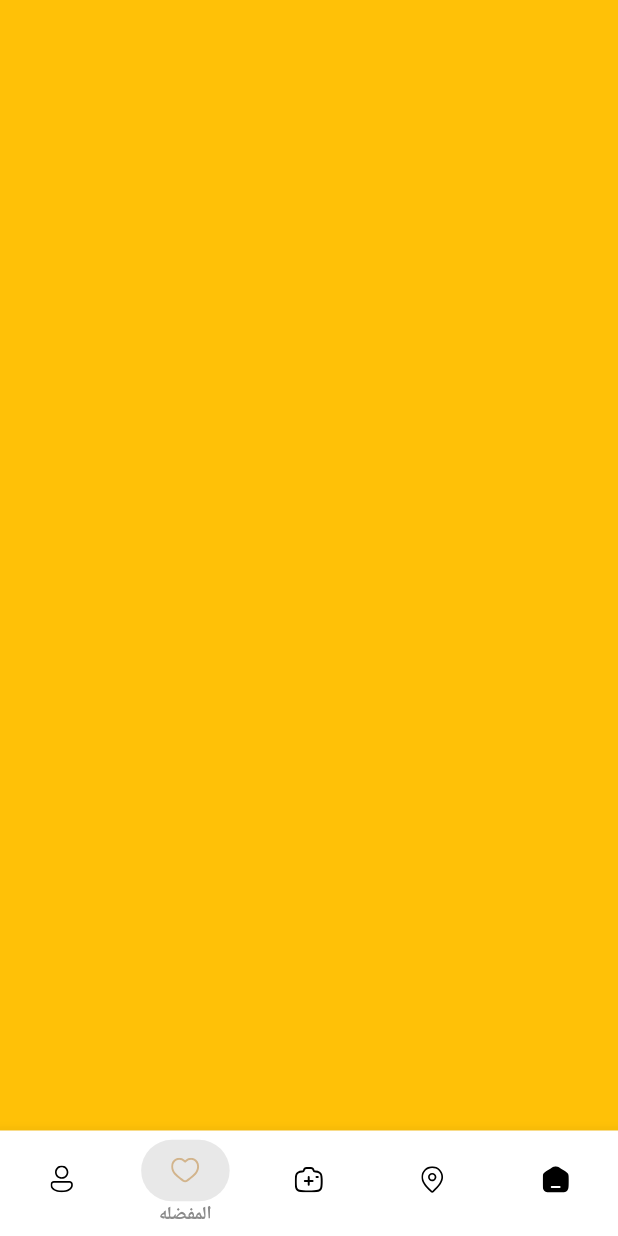
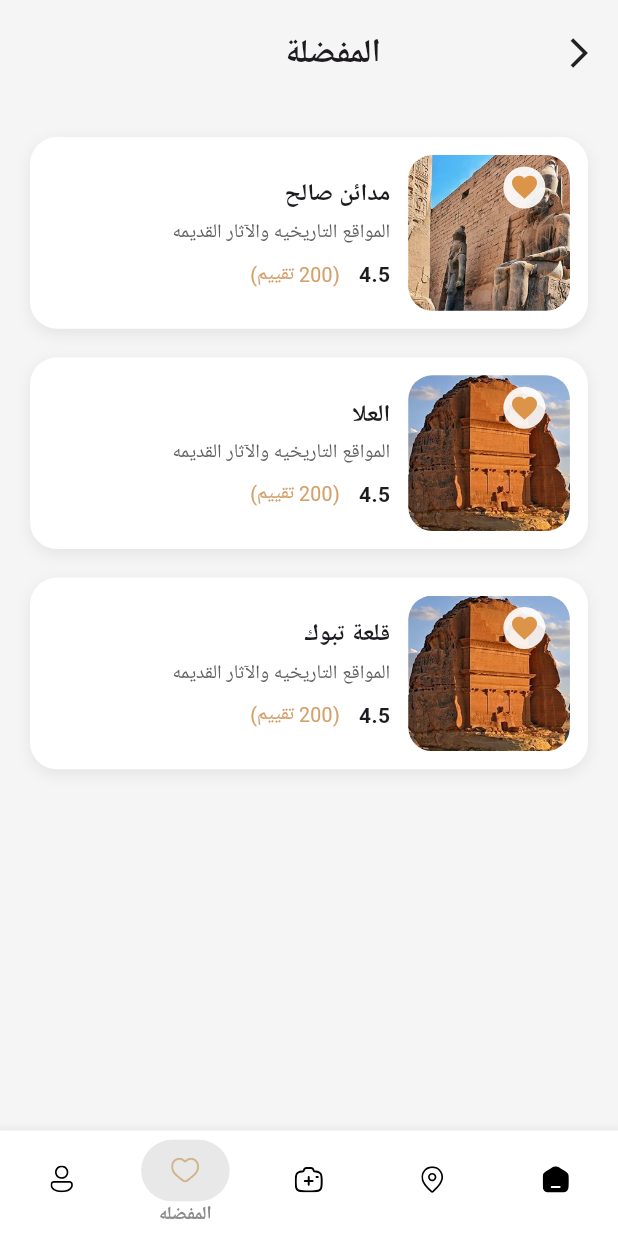
Before and after one commit to Abdelrhman-Badran1/arch_team_power, a Flutter app: the LayoutPage screen opened by its route, item 4 of the bottom bar chosen, on a phone screen of 412 x 824 dp. Run offline on Flutter 3.47's test engine with Material 3 defaults, Android fonts, the phone set to English and light mode, and no system bars; drawn by our look-alikes of flutter_animate; our stand-ins replace animate_do, carousel_slider, flutter_rating, flutter_screenutil, flutter_svg, go_router and 2 more.

Commit message:
create fav_screen and add some feature

```diff
--- a/lib/core/routes/app_router.dart
+++ b/lib/core/routes/app_router.dart
@@ -20,7 +20,7 @@ import '../../features/layout/presentation/pages/profile/screens/vip_hall_screen
 class AppRouter {
   static const String kSplashScreen = '/';
   static const kIntroHomeScreen = "/intro_home_screen";
-  static const klayout = "/layout";
+  static const kHomeScreen = "/home_screen";
   static const kForgotPasswordView = '/forgotPasswordView';
   static const kNewPasswordView = '/newPasswordView';
   static const kOtpView = '/otpView';
@@ -46,7 +46,7 @@ class AppRouter {
         path: kIntroHomeScreen,
         builder: (context, state) => IntroHomeScreen(),
       ),
-      GoRoute(path: klayout, builder: (context, state) => LayoutPage()),
+      GoRoute(path: kHomeScreen, builder: (context, state) => LayoutPage()),
       GoRoute(
         path: kForgotPasswordView,
         builder: (context, state) => const ForgotPasswordView(),
--- a/lib/core/theme/app_colors.dart
+++ b/lib/core/theme/app_colors.dart
@@ -4,7 +4,7 @@ class AppColors {
   // ه اللون الأساسي للتطبيق (Primary accent)
   static const Color primary = Color(0xFFD2B48C);
   // ه لون ثانوي للعناصر التانية (Secondary accents)
-  static const Color secondary = Color(0xFF4B5320);
+  static const Color secondary = Color(0xffDB9448);
   // ه لون الخلفية الرئيسي (Background)
   // static const Color background = Color(0xFF837561);
   static const Color background = Color(0xffF1F1F1);
--- a/lib/core/theme/app_text_style.dart
+++ b/lib/core/theme/app_text_style.dart
@@ -1,3 +1,4 @@
+import 'package:arch_team_power/core/theme/app_colors.dart';
 import 'package:flutter/material.dart';
 import 'package:flutter_screenutil/flutter_screenutil.dart';
 
@@ -56,6 +57,7 @@ class AppTextStyles {
       fontFamily: 'Norsal',
       fontSize: 14.sp,
       fontWeight: FontWeight.w500,
+      color: AppColors.white
     );
   }
 
--- a/lib/features/auth_screen/presentation/screens/login_screen.dart
+++ b/lib/features/auth_screen/presentation/screens/login_screen.dart
@@ -77,7 +77,7 @@ class LoginScreen extends StatelessWidget {
                   height: 50,
                   child: ElevatedButton(
                     onPressed: () {
-                      GoRouter.of(context).pushReplacement(AppRouter.klayout);
+                      GoRouter.of(context).pushReplacement(AppRouter.kHomeScreen);
                     },
                     style: ElevatedButton.styleFrom(
                       backgroundColor: const Color(0xFFD2B48C),
--- /dev/null
+++ b/lib/features/favorite_screen/data/fav_model/fav_model.dart
@@ -0,0 +1,17 @@
+class FavModel {
+  final int id;
+  final String title;
+  final String description;
+  final double rate;
+  final int reviews;
+  final String image;
+
+  FavModel({
+    required this.id,
+    required this.title,
+    required this.description,
+    required this.rate,
+    required this.reviews,
+    required this.image,
+  });
+}
--- /dev/null
+++ b/lib/features/favorite_screen/presentation/screens/favorite_screen.dart
@@ -0,0 +1,47 @@
+import 'package:flutter/material.dart';
+import 'package:flutter_screenutil/flutter_screenutil.dart';
+import 'package:go_router/go_router.dart';
+import '../../../../core/routes/app_router.dart';
+import '../widget/fav_list.dart';
+
+class FavoriteScreen extends StatelessWidget {
+  const FavoriteScreen({super.key});
+
+  @override
+  Widget build(BuildContext context) {
+    return Scaffold(
+      backgroundColor: const Color(0xffF5F5F5),
+      body: SafeArea(
+        child: Padding(
+          padding: const EdgeInsets.symmetric(horizontal: 20),
+          child: Column(
+            children:  [
+              SizedBox(height: 20),
+              Row(
+                children: [
+                  GestureDetector(
+                      onTap: () {
+                        GoRouter.of(
+                          context,
+                        ).push(AppRouter.kHomeScreen);
+                      },
+                      child: Icon(Icons.arrow_back_ios)),
+                  SizedBox(
+                    width: 90.w,
+
+                  ),
+                  Text(
+                    "المفضلة",
+                    style: TextStyle(fontSize: 22, fontWeight: FontWeight.bold),
+                  ),
+                ],
+              ),
+              SizedBox(height: 15),
+              Expanded(child: FavList()),
+            ],
+          ),
+        ),
+      ),
+    );
+  }
+}
--- /dev/null
+++ b/lib/features/favorite_screen/presentation/widget/fav_item_card.dart
@@ -0,0 +1,178 @@
+import 'package:flutter/material.dart';
+import 'package:flutter_animate/flutter_animate.dart';
+import 'package:flutter_screenutil/flutter_screenutil.dart';
+import '../../../../core/theme/app_colors.dart';
+import '../../data/fav_model/fav_model.dart';
+
+class FavItemCard extends StatefulWidget {
+  final FavModel model;
+  final VoidCallback onRemove;
+
+  const FavItemCard({
+    super.key,
+    required this.model,
+    required this.onRemove,
+  });
+
+  @override
+  State<FavItemCard> createState() => _FavItemCardState();
+}
+
+class _FavItemCardState extends State<FavItemCard> {
+  bool isFavTapped = false;
+
+  @override
+  Widget build(BuildContext context) {
+    return Animate(
+      effects: [
+        SlideEffect(
+          begin: const Offset(1, 0),
+          end: const Offset(0, 0),
+          duration: 350.ms,
+          curve: Curves.easeOutBack,
+        ),
+        FadeEffect(duration: 300.ms),
+      ],
+      child: Container(
+        padding: const EdgeInsets.all(12),
+        decoration: BoxDecoration(
+          color: Colors.white,
+          borderRadius: BorderRadius.circular(18),
+          boxShadow: [
+            BoxShadow(
+              color: Colors.black.withOpacity(0.07),
+              blurRadius: 8,
+              offset: const Offset(0, 3),
+            ),
+          ],
+        ),
+        child: Row(
+          textDirection: TextDirection.rtl,
+          children: [
+
+            /// الصورة + القلب (على الصورة)
+            Stack(
+              children: [
+                ClipRRect(
+                  borderRadius: BorderRadius.circular(16),
+                  child: Image.asset(
+                    widget.model.image,
+                    width: 85.w,
+                    height: 85.h,
+                    fit: BoxFit.cover,
+                  ),
+                ),
+
+                /// القلب فوق الصورة (كما التصميم)
+                Positioned(
+                  top: 6.w,
+                  left: 50.w,
+                  child: GestureDetector(
+                    onTap: () async {
+                      setState(() => isFavTapped = true);
+                      await Future.delayed(700.ms);
+                      widget.onRemove();
+                    },
+                    child: Animate(
+                      target: isFavTapped ? 1 : 0,
+                      effects: [
+                        ScaleEffect(
+                          begin: const Offset(1, 1),
+                          end: const Offset(1.4, 1.4),
+                          duration: 350.ms,
+                          curve: Curves.elasticOut,
+                        ),
+
+                        RotateEffect(
+                          begin: 0,
+                          end: 0.10,
+                          duration: 150.ms,
+                        ),
+
+                        MoveEffect(
+                          begin: const Offset(0, 0),
+                          end: const Offset(-0.04, 0),
+                          duration: 70.ms,
+                        ),
+                        MoveEffect(
+                          begin: const Offset(-0.04, 0),
+                          end: const Offset(0.04, 0),
+                          duration: 70.ms,
+                        ),
+                        MoveEffect(
+                          begin: const Offset(0.04, 0),
+                          end: const Offset(0, 0),
+                          duration: 70.ms,
+                        ),
+                      ],
+                      child: Container(
+                        padding: const EdgeInsets.all(4),
+                        decoration: BoxDecoration(
+                          color: Colors.white.withOpacity(0.9),
+                          shape: BoxShape.circle,
+                        ),
+                        child: const Icon(
+                          Icons.favorite,
+                          color: AppColors.secondary,
+                          size: 20,
+                        ),
+                      ),
+                    ),
+                  ),
+                ),
+              ],
+            ),
+
+            const SizedBox(width: 12),
+
+            /// النصوص
+            Expanded(
+              child: Column(
+                crossAxisAlignment: CrossAxisAlignment.start,
+                children: [
+                  Text(
+                    widget.model.title,
+                    style: const TextStyle(
+                      fontSize: 16,
+                      fontWeight: FontWeight.bold,
+                    ),
+                  ),
+
+                  const SizedBox(height: 5),
+
+                  Text(
+                    widget.model.description,
+                    style: TextStyle(
+                      color: Colors.grey.shade700,
+                      fontSize: 13,
+                    ),
+                  ),
+
+                  const SizedBox(height: 8),
+                  Row(
+                    children: [
+                      Text(
+                        widget.model.rate.toString(),
+                        style: const TextStyle(
+                            fontSize: 14, fontWeight: FontWeight.bold),
+                      ),
+                       SizedBox(width: 4.w),
+                       SizedBox(width: 6.w),
+                      Text(
+                        "(${widget.model.reviews} تقييم)",
+                        style:  TextStyle(
+                          color: Color(0xffD4A06A),
+                          fontSize: 13,
+                        ),
+                      ),
+                    ],
+                  )
+                ],
+              ),
+            ),
+          ],
+        ),
+      ),
+    );
+  }
+}
--- /dev/null
+++ b/lib/features/favorite_screen/presentation/widget/fav_list.dart
@@ -0,0 +1,106 @@
+import 'package:arch_team_power/core/theme/app_colors.dart';
+import 'package:arch_team_power/core/theme/app_text_style.dart';
+import 'package:flutter/material.dart';
+import 'package:flutter_animate/flutter_animate.dart';
+import 'package:flutter_screenutil/flutter_screenutil.dart';
+
+import '../../data/fav_model/fav_model.dart';
+import 'fav_item_card.dart';
+
+class FavList extends StatefulWidget {
+  const FavList({super.key});
+
+  @override
+  State<FavList> createState() => _FavListState();
+}
+
+class _FavListState extends State<FavList> {
+  List<FavModel> items = [
+    FavModel(
+      id: 1,
+      title: "مدائن صالح",
+      description: "المواقع التاريخيه والآثار القديمه",
+      rate: 4.5,
+      reviews: 200,
+      image: "assets/image/asar.png",
+    ),
+    FavModel(
+      id: 2,
+      title: "العلا",
+      description: "المواقع التاريخيه والآثار القديمه",
+      rate: 4.5,
+      reviews: 200,
+      image: "assets/image/saleh.png",
+    ),
+    FavModel(
+      id: 3,
+      title: "قلعة تبوك",
+      description: "المواقع التاريخيه والآثار القديمه",
+      rate: 4.5,
+      reviews: 200,
+      image: "assets/image/saleh.png",
+    ),
+  ];
+
+  void removeItem(int index) {
+    final removed = items[index];
+
+    setState(() => items.removeAt(index));
+
+    ScaffoldMessenger.of(context).showSnackBar(
+      SnackBar(
+        content:  Text("تم حذف العنصر من المفضلة" , style: AppTextStyles.syleNorsalMedium12(context) ),
+        backgroundColor: AppColors.primary,
+        behavior: SnackBarBehavior.floating,
+        shape: RoundedRectangleBorder(borderRadius: BorderRadius.circular(12)),
+        margin: const EdgeInsets.all(20),
+        duration: const Duration(milliseconds: 900),
+      ),
+    );
+  }
+
+  @override
+  Widget build(BuildContext context) {
+    return ListView.builder(
+      padding:  EdgeInsets.only(top: 20.w),
+      itemCount: items.length,
+      itemBuilder: (context, index) {
+        final item = items[index];
+
+        return Dismissible(
+          key: ValueKey(item.id),
+          direction: DismissDirection.endToStart,
+
+          /// 🔥 خلفية السحب
+          background: Container(
+            decoration: BoxDecoration(
+              color: AppColors.primary,
+              borderRadius: BorderRadius.circular(26)
+
+            ),
+            margin:  EdgeInsets.only(bottom: 15.w),
+            alignment: Alignment.centerRight,
+            padding:  EdgeInsets.only(right: 25.w),
+            child:  Icon(Icons.delete, color: AppColors.unSelectItemSelectedColor, size: 30.w),
+          ),
+
+          /// 🔥 عند السحب
+          onDismissed: (_) => removeItem(index),
+
+          child: Padding(
+            padding:  EdgeInsets.only(bottom: 15.w),
+
+            /// 🔥 Animation لكل كارد عند ظهوره
+            child: FavItemCard(
+              model: item,
+              onRemove: () => removeItem(index),
+            )
+                .animate()
+                .fadeIn(duration: 350.ms)
+                .slideX(begin: 0.1, end: 0),
+          ),
+        );
+      },
+    );
+  }
+}
--- a/lib/features/layout/data/dummy_photos.dart
+++ b/lib/features/layout/data/dummy_photos.dart
@@ -3,4 +3,11 @@ const List<String> photos = [
   "assets/image/image2.png",
   "assets/image/image3.png",
   "assets/image/image4.png",
+  "assets/image/image4.png",
+  "assets/image/image4.png",
+  "assets/image/image4.png",
+  "assets/image/image4.png",
+  "assets/image/image4.png",
+  "assets/image/image4.png",
+  "assets/image/image4.png",
 ];
--- a/lib/features/layout/presentation/layout_page.dart
+++ b/lib/features/layout/presentation/layout_page.dart
@@ -1,9 +1,8 @@
 import 'package:animate_do/animate_do.dart';
 import 'package:arch_team_power/core/theme/app_colors.dart';
-import 'package:arch_team_power/core/utils/app_assets.dart';
 import 'package:arch_team_power/core/utils/app_icons.dart';
+import 'package:arch_team_power/features/favorite_screen/presentation/screens/favorite_screen.dart';
 import 'package:arch_team_power/features/layout/presentation/pages/add_palace_screen.dart';
-import 'package:arch_team_power/features/layout/presentation/pages/fav_screen.dart';
 import 'package:arch_team_power/features/layout/presentation/pages/home/screens/home_sceen.dart';
 import 'package:arch_team_power/features/layout/presentation/pages/profile/screens/profile_screen.dart';
 import 'package:flutter/material.dart';
@@ -22,10 +21,10 @@ class LayoutPage extends StatefulWidget {
 class _LayoutPageState extends State<LayoutPage> {
   int selectedIndex = 0;
   List<Widget> screens = [
-    HomeSceen(),
+    HomeScreen(),
     MapScreen(),
     AddPalaceScreen(),
-    FavScreen(),
+    FavoriteScreen(),
     ProfileScreen(),
   ];
   @override
--- a/lib/features/layout/presentation/pages/fav_screen.dart
+++ /dev/null
@@ -1,12 +0,0 @@
-import 'package:flutter/material.dart';
-
-class FavScreen extends StatelessWidget {
-  const FavScreen({super.key});
-
-  @override
-  Widget build(BuildContext context) {
-    return Scaffold(
-      backgroundColor: Colors.amber,
-    );
-  }
-}
--- a/lib/features/layout/presentation/pages/home/screens/home_sceen.dart
+++ b/lib/features/layout/presentation/pages/home/screens/home_sceen.dart
@@ -1,15 +1,14 @@
 import 'package:flutter/material.dart';
 import 'package:flutter_screenutil/flutter_screenutil.dart';
 import 'package:flutter_animate/flutter_animate.dart';
-import 'package:flutter_svg/flutter_svg.dart';
 
 import '../../../widget/home_screen_widget/famous_places_list.dart';
 import '../../../widget/home_screen_widget/home_header.dart';
 import '../../../widget/home_screen_widget/inscription_library_list.dart';
 import '../../../widget/home_screen_widget/section_title.dart';
 
-class HomeSceen extends StatelessWidget {
-  const HomeSceen({super.key});
+class HomeScreen extends StatelessWidget {
+  const HomeScreen({super.key});
 
   @override
   Widget build(BuildContext context) {
--- a/lib/features/layout/presentation/widget/home_screen_widget/search_box.dart
+++ b/lib/features/layout/presentation/widget/home_screen_widget/search_box.dart
@@ -1,3 +1,5 @@
+import 'package:arch_team_power/core/theme/app_colors.dart';
+import 'package:arch_team_power/core/theme/app_text_style.dart';
 import 'package:arch_team_power/core/utils/app_icons.dart';
 import 'package:flutter/material.dart';
 import 'package:flutter_screenutil/flutter_screenutil.dart';
@@ -49,6 +51,7 @@ class SearchBox extends StatelessWidget {
                         border: InputBorder.none,
                       ),
                       textAlign: TextAlign.right,
+                      style: AppTextStyles.syleNorsalMedium14(context)
                     ),
                   ),
                 ],
--- a/lib/features/layout/presentation/widget/profile_screen_widgets/photos_section.dart
+++ b/lib/features/layout/presentation/widget/profile_screen_widgets/photos_section.dart
@@ -8,20 +8,36 @@ class PhotosSection extends StatelessWidget {
 
   @override
   Widget build(BuildContext context) {
-    return Wrap(
-      spacing: 10.w,
-      runSpacing: 10.h,
-      children: photos.map((img) {
-        return ClipRRect(
-          borderRadius: BorderRadius.circular(12.r),
-          child: Image.asset(
-            img,
-            width: 100.w,
-            height: 90.h,
-            fit: BoxFit.cover,
-          ),
-        );
-      }).toList(),
+    return SizedBox(
+      height: 250.h,
+      child: ListView.separated(
+        scrollDirection: Axis.horizontal,
+        padding: EdgeInsets.symmetric(horizontal: 20.w),
+        itemCount: photos.length,
+        separatorBuilder: (_, __) => SizedBox(width: 14.w),
+
+        itemBuilder: (context, index) {
+          final img = photos[index];
+
+          return Container(
+            width: 300.w,
+            height: 250.h,
+            padding: EdgeInsets.all(8.w),
+            decoration: BoxDecoration(
+              borderRadius: BorderRadius.only(
+                bottomLeft: Radius.circular(16.r),
+                bottomRight: Radius.circular(16.r),
+                topLeft: Radius.circular(16.r),
+                topRight: Radius.circular(16.r),
+              ),
+            ),
+            child: ClipRRect(
+              borderRadius: BorderRadius.circular(12.r),
+              child: Image.asset(img, fit: BoxFit.cover),
+            ),
+          );
+        },
+      ),
     );
   }
 }
--- a/pubspec.yaml
+++ b/pubspec.yaml
@@ -35,7 +35,7 @@ dependencies:
   # Use with the CupertinoIcons class for iOS style icons.
   cupertino_icons: ^1.0.8
   animate_do: ^4.2.0
-  flutter_animate:
+  flutter_animate: ^4.2.0
   carousel_slider: ^5.1.1
   google_fonts: ^6.3.2
   provider: ^6.1.5+1
```
Also changed, not shown: pubspec.lock.
